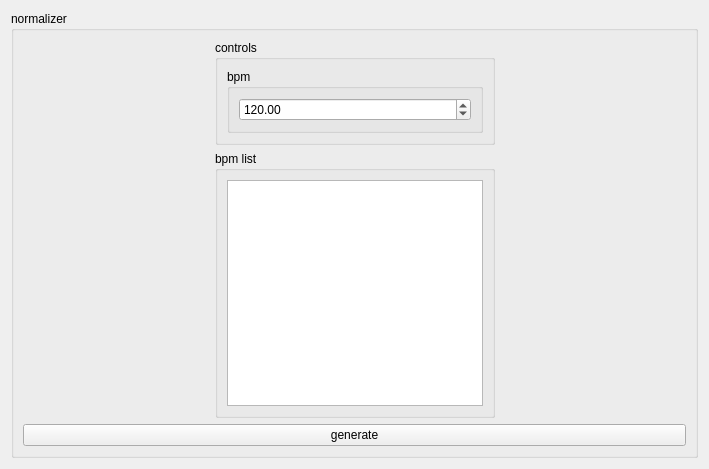
This is ui/normalizer.ui in Eve-ning/reamber as Qt 5 draws it before an edit. The edited form follows.
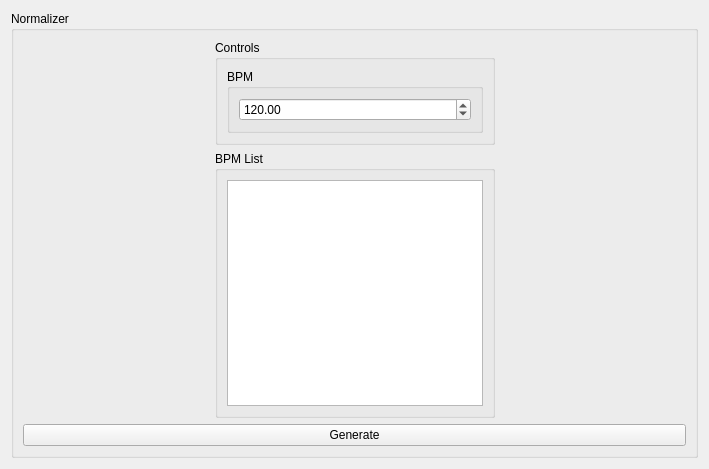
This is the edited form. Custom widgets are drawn as their Qt base class.

The edit to the form file:
```diff
--- a/ui/normalizer.ui
+++ b/ui/normalizer.ui
@@ -17,19 +17,19 @@
    <item row="0" column="0">
     <widget class="QGroupBox" name="lo">
      <property name="title">
-      <string>normalizer</string>
+      <string>Normalizer</string>
      </property>
      <layout class="QGridLayout" name="gridLayout_33">
       <item row="0" column="1">
        <widget class="QGroupBox" name="controlsLO">
         <property name="title">
-         <string>controls</string>
+         <string>Controls</string>
         </property>
         <layout class="QGridLayout" name="gridLayout_34">
          <item row="0" column="0">
           <widget class="QGroupBox" name="bpmLO">
            <property name="title">
-            <string>bpm</string>
+            <string>BPM</string>
            </property>
            <layout class="QGridLayout" name="gridLayout_35">
             <item row="0" column="0">
@@ -51,7 +51,7 @@
       <item row="1" column="1">
        <widget class="QGroupBox" name="bpmlistLO">
         <property name="title">
-         <string>bpm list</string>
+         <string>BPM List</string>
         </property>
         <layout class="QGridLayout" name="gridLayout_30">
          <item row="1" column="0">
@@ -63,7 +63,7 @@
       <item row="2" column="0" colspan="3">
        <widget class="QPushButton" name="generateButton">
         <property name="text">
-         <string>generate</string>
+         <string>Generate</string>
         </property>
        </widget>
       </item>
```
